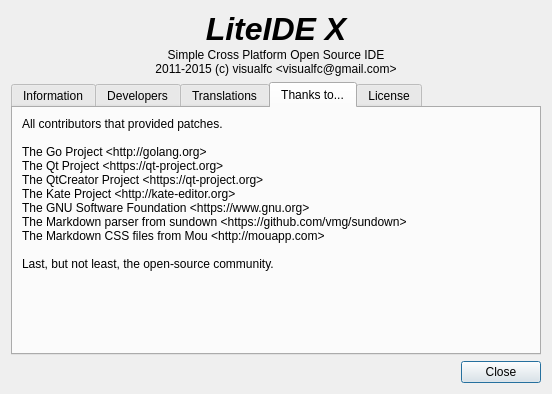
Above: liteidex/src/liteapp/aboutdialog.ui from visualfc/liteide before the change. Below: the same form after it.
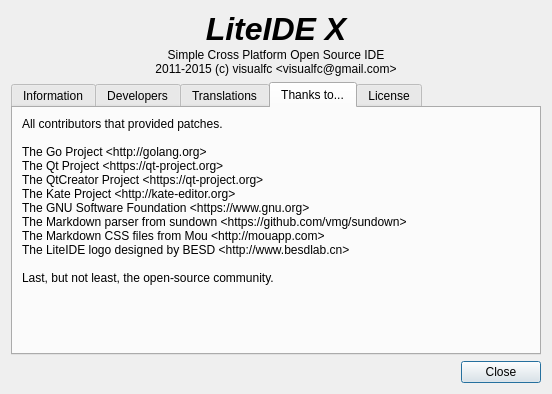
That is the form after the change. The open tabs and pages were chosen to show the change. Icons and pictures are not drawn.

The edit to the form file:
```diff
--- a/liteidex/src/liteapp/aboutdialog.ui
+++ b/liteidex/src/liteapp/aboutdialog.ui
@@ -539,6 +539,7 @@
 &lt;p style=&quot; margin-top:0px; margin-bottom:0px; margin-left:0px; margin-right:0px; -qt-block-indent:0; text-indent:0px;&quot;&gt;The GNU Software Foundation &amp;lt;https://www.gnu.org&amp;gt;&lt;/p&gt;
 &lt;p style=&quot; margin-top:0px; margin-bottom:0px; margin-left:0px; margin-right:0px; -qt-block-indent:0; text-indent:0px;&quot;&gt;The Markdown parser from sundown &amp;lt;https://github.com/vmg/sundown&amp;gt;&lt;/p&gt;
 &lt;p style=&quot; margin-top:0px; margin-bottom:0px; margin-left:0px; margin-right:0px; -qt-block-indent:0; text-indent:0px;&quot;&gt;The Markdown CSS files from Mou &amp;lt;http://mouapp.com&amp;gt;&lt;/p&gt;
+&lt;p style=&quot; margin-top:0px; margin-bottom:0px; margin-left:0px; margin-right:0px; -qt-block-indent:0; text-indent:0px;&quot;&gt;The LiteIDE logo designed by BESD &amp;lt;http://www.besdlab.cn&amp;gt;&lt;/p&gt;
 &lt;p style=&quot;-qt-paragraph-type:empty; margin-top:0px; margin-bottom:0px; margin-left:0px; margin-right:0px; -qt-block-indent:0; text-indent:0px;&quot;&gt;&lt;br /&gt;&lt;/p&gt;
 &lt;p style=&quot; margin-top:0px; margin-bottom:0px; margin-left:0px; margin-right:0px; -qt-block-indent:0; text-indent:0px;&quot;&gt;Last, but not least, the open-source community.&lt;/p&gt;&lt;/body&gt;&lt;/html&gt;</string>
          </property>
```
